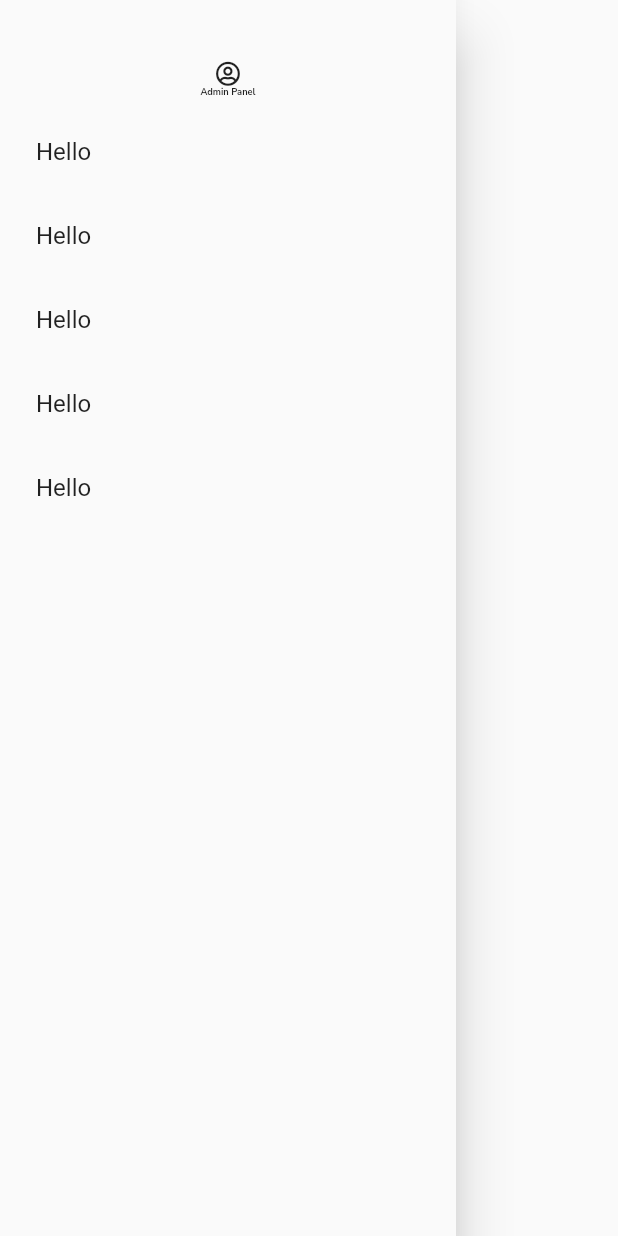
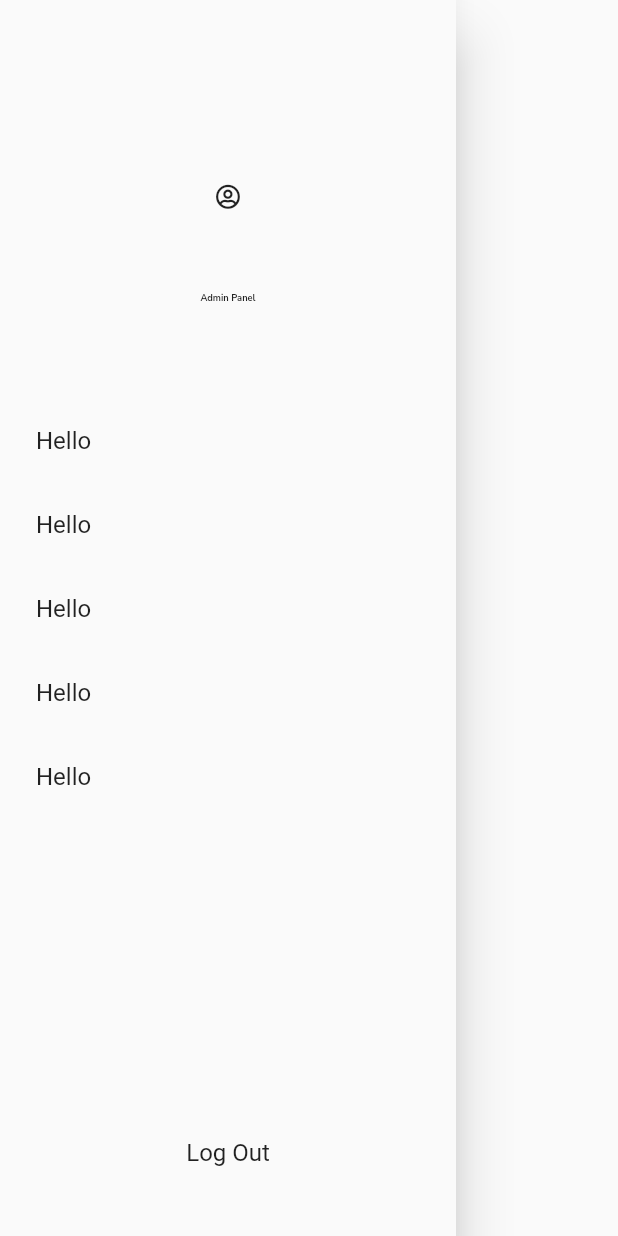
Before and after one commit to rajbahakdanyu/adminpanel_flutter, a Flutter app: the SideDrawer widget shown alone on an empty page, opened directly, on a phone screen of 412 x 824 dp. Run offline on Flutter 3.47's test engine with Material 2 defaults, Android fonts, the phone set to English and light mode, and no system bars; our stand-ins replace font_awesome_flutter, google_fonts; missing offline and left inert: bitsdojo_window.

Commit message:
Added Log out btn

```diff
--- a/lib/widgets/drawer.dart
+++ b/lib/widgets/drawer.dart
@@ -10,6 +10,7 @@ class SideDrawer extends StatelessWidget {
   Widget build(BuildContext context) {
     return Drawer(
       child: Column(
+        mainAxisAlignment: MainAxisAlignment.spaceAround,
         children: [
           SizedBox(height: MediaQuery.of(context).size.height * .05),
           FaIcon(
@@ -25,7 +26,7 @@ class SideDrawer extends StatelessWidget {
           Padding(
             padding: const EdgeInsets.all(padding / 2),
             child: SizedBox(
-              height: MediaQuery.of(context).size.height * .7,
+              height: MediaQuery.of(context).size.height * .5,
               child: ScrollConfiguration(
                 behavior: ScrollConfiguration.of(context).copyWith(
                   scrollbars: false,
@@ -40,7 +41,10 @@ class SideDrawer extends StatelessWidget {
                 ),
               ),
             ),
-          )
+          ),
+          const ListTile(
+            title: Center(child: Text('Log Out')),
+          ),
         ],
       ),
     );
```
